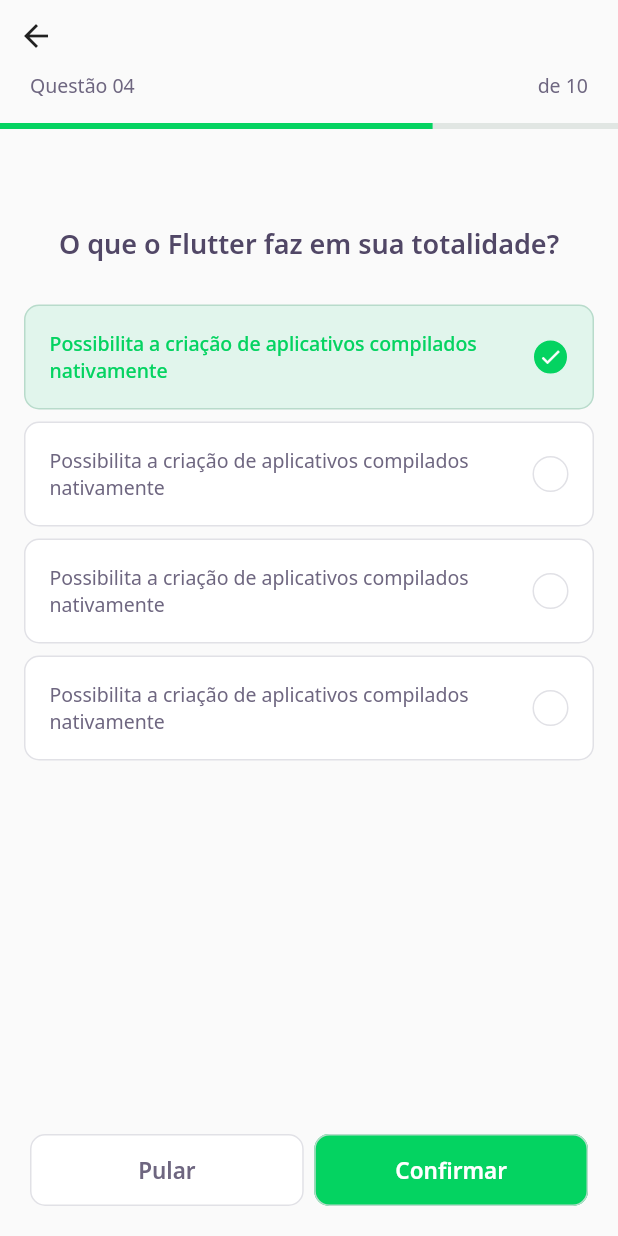
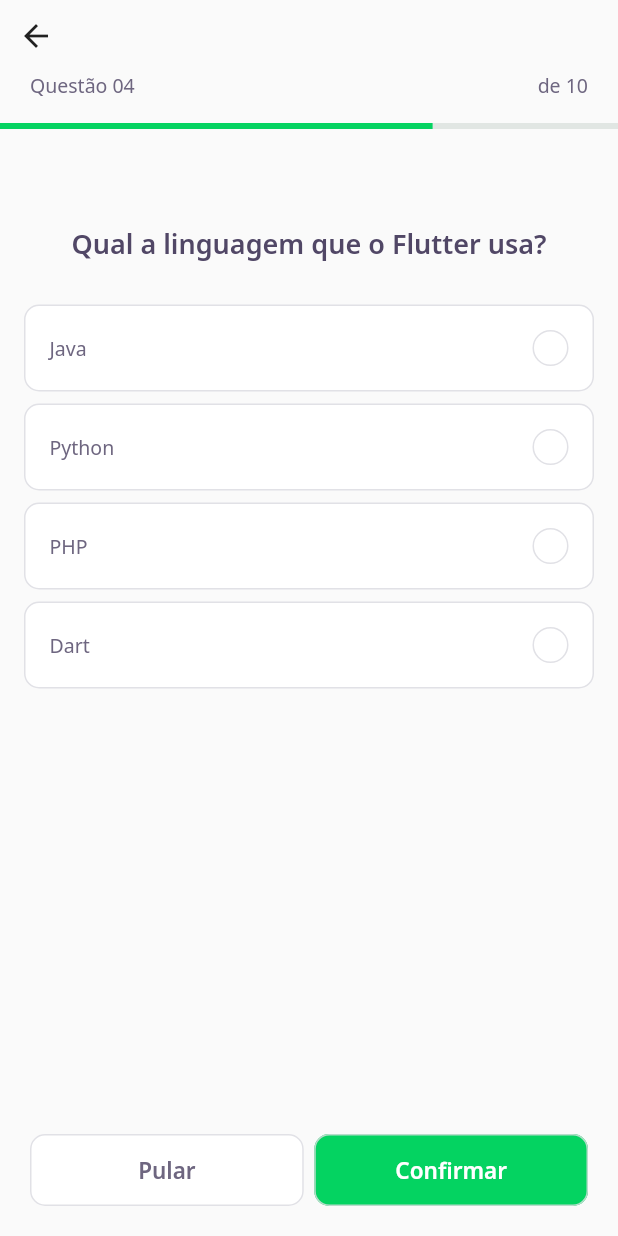
Before and after one commit to joaopaulovieira-dev/dev_quiz_flutter_jpvp, a Flutter app: the screen it shows after launch, after a tap on "Flutter - fundamentos", on a phone screen of 412 x 824 dp. Run offline on Flutter 3.47's test engine with Material 2 defaults, Android fonts, the phone set to English and light mode, and no system bars; our stand-ins replace google_fonts; accounts and stored records are empty; network calls fail.

Commit message:
Navegação entre Telas

```diff
--- a/lib/challenge/challeng_page.dart
+++ b/lib/challenge/challeng_page.dart
@@ -1,11 +1,19 @@
+import 'package:flutter/material.dart';
+
 import 'package:dev_quiz_flutter_jpvp/challenge/widgets/next_button/next_button_widget.dart';
 import 'package:dev_quiz_flutter_jpvp/challenge/widgets/question_indicator/questiona_indicator_widget.dart';
 import 'package:dev_quiz_flutter_jpvp/challenge/widgets/quiz/quiz_widiget.dart';
-import 'package:flutter/material.dart';
+import 'package:dev_quiz_flutter_jpvp/shared/models/question_model.dart';
 
-class ChallengePage extends StatelessWidget {
-  const ChallengePage({Key? key}) : super(key: key);
+class ChallengePage extends StatefulWidget {
+  final List<QuestionModel> questions;
+  ChallengePage({Key? key, required this.questions}) : super(key: key);
 
+  @override
+  _ChallengePageState createState() => _ChallengePageState();
+}
+
+class _ChallengePageState extends State<ChallengePage> {
   @override
   Widget build(BuildContext context) {
     return Scaffold(
@@ -23,7 +31,7 @@
         ),
       ),
       body: QuizWidget(
-        title: 'O que o Flutter faz em sua totalidade?',
+        question: widget.questions[0],
       ),
       bottomNavigationBar: SafeArea(
         bottom: true,
@@ -33,10 +41,11 @@
             mainAxisAlignment: MainAxisAlignment.spaceAround,
             children: [
               Expanded(
-                  child: NextButtonWidget.white(
-                label: 'Pular',
-                onTap: () {},
-              )),
+                child: NextButtonWidget.white(
+                  label: 'Pular',
+                  onTap: () {},
+                ),
+              ),
               SizedBox(
                 width: 7,
               ),
--- a/lib/challenge/widgets/quiz/quiz_widiget.dart
+++ b/lib/challenge/widgets/quiz/quiz_widiget.dart
@@ -1,10 +1,11 @@
 import 'package:dev_quiz_flutter_jpvp/challenge/widgets/answer/answer_widget.dart';
 import 'package:dev_quiz_flutter_jpvp/core/app_text_styles.dart';
+import 'package:dev_quiz_flutter_jpvp/shared/models/question_model.dart';
 import 'package:flutter/material.dart';
 
 class QuizWidget extends StatelessWidget {
-  final String title;
-  const QuizWidget({Key? key, required this.title}) : super(key: key);
+  final QuestionModel question;
+  const QuizWidget({Key? key, required this.question}) : super(key: key);
 
   @override
   Widget build(BuildContext context) {
@@ -15,30 +16,20 @@
             height: 64,
           ),
           Text(
-            title,
+            question.title,
             style: AppTextStyles.heading,
           ),
           SizedBox(
             height: 24,
           ),
-          AnswerWidget(
-            isRight: true,
-            isSelected: true,
-            title:
-                'Possibilita a criação de aplicativos compilados nativamente',
-          ),
-          AnswerWidget(
-            title:
-                'Possibilita a criação de aplicativos compilados nativamente',
-          ),
-          AnswerWidget(
-            title:
-                'Possibilita a criação de aplicativos compilados nativamente',
-          ),
-          AnswerWidget(
-            title:
-                'Possibilita a criação de aplicativos compilados nativamente',
-          )
+          ...question.answers
+              .map(
+                (e) => AnswerWidget(
+                  isRight: e.isRight,
+                  title: e.title,
+                ),
+              )
+              .toList(),
         ],
       ),
     );
--- a/lib/home/home_page.dart
+++ b/lib/home/home_page.dart
@@ -77,7 +77,9 @@
                             Navigator.push(
                               context,
                               MaterialPageRoute(
-                                builder: (context) => ChallengePage(),
+                                builder: (context) => ChallengePage(
+                                  questions: e.questions,
+                                ),
                               ),
                             );
                           },
--- a/lib/main.dart
+++ b/lib/main.dart
@@ -23,4 +23,4 @@
 }
 
 //TODO: Desafio - Alterar a cor de splash do botão "Pular" para verde (pois atualmente esta azul).
-//TODO: Aula 04 - 00:31:40
+//TODO: Aula 04 - 00:50:00
```
